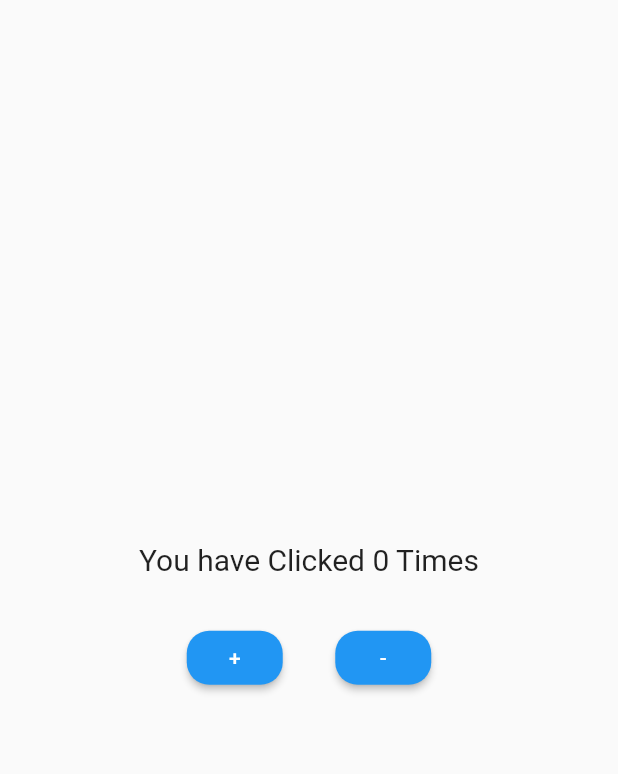
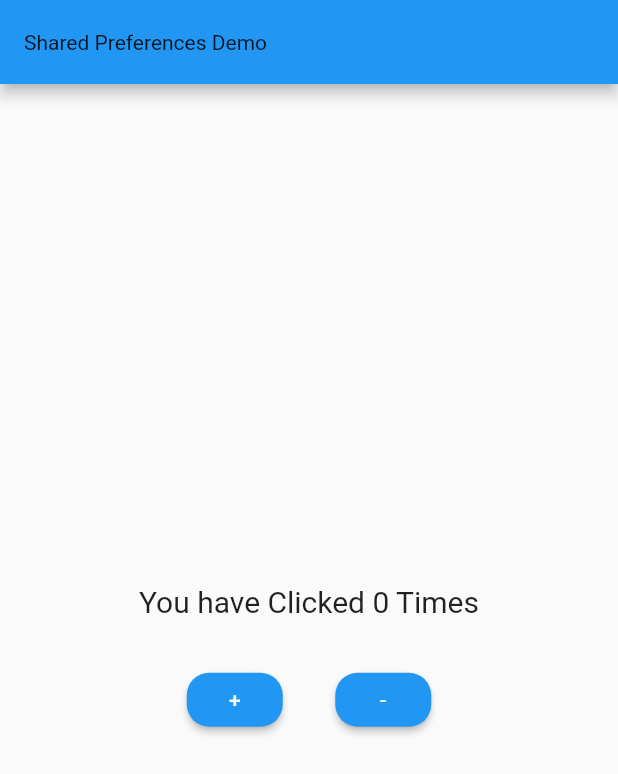
Before and after one commit to sadman-ichha/Flutter-Learing, a Flutter app: the screen it shows after launch, on a phone screen of 412 x 824 dp. Shown: the top 774 px of the screen. Run offline on Flutter 3.47's test engine with Material 2 defaults, Android fonts, the phone set to English and light mode, and no system bars; our stand-ins replace auto_size_text, connectivity_plus, flutter_svg, fluttertoast, font_awesome_flutter, google_fonts and 3 more.

Commit message:
share pref

```diff
--- a/lib/shared preferences/shared_pref_demo.dart
+++ b/lib/shared preferences/shared_pref_demo.dart
@@ -29,11 +29,11 @@ class _SharedPreferencesDemoState extends State<SharedPreferencesDemo> {
 
   @override
   void initState() {
-    loadcounter();
+    loadCounter();
     super.initState();
   }
 
-  loadcounter() async {
+  loadCounter() async {
     SharedPreferences sharedPref = await SharedPreferences.getInstance();
     setState(() {
       counter = sharedPref.getInt("count") ?? 0;
@@ -43,6 +43,9 @@ class _SharedPreferencesDemoState extends State<SharedPreferencesDemo> {
   @override
   Widget build(BuildContext context) {
     return Scaffold(
+      appBar: AppBar(
+          title: Text("Shared Preferences Demo",
+              style: Theme.of(context).textTheme.bodyMedium)),
       body: Column(
         mainAxisAlignment: MainAxisAlignment.center,
         children: [
```
